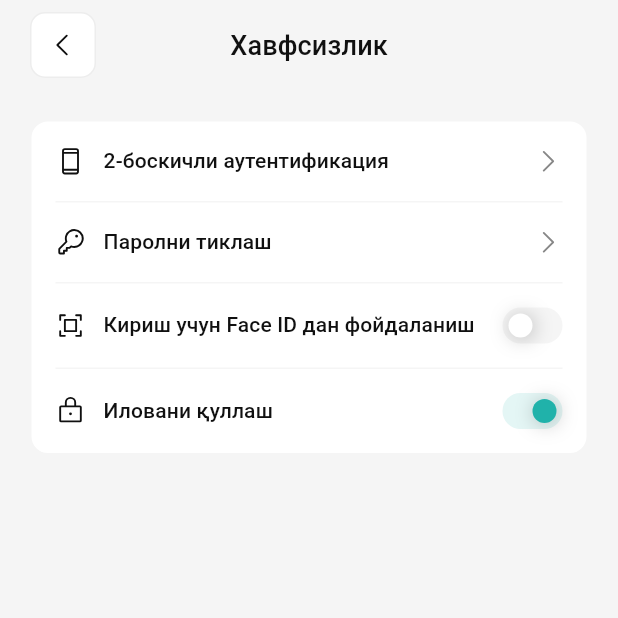
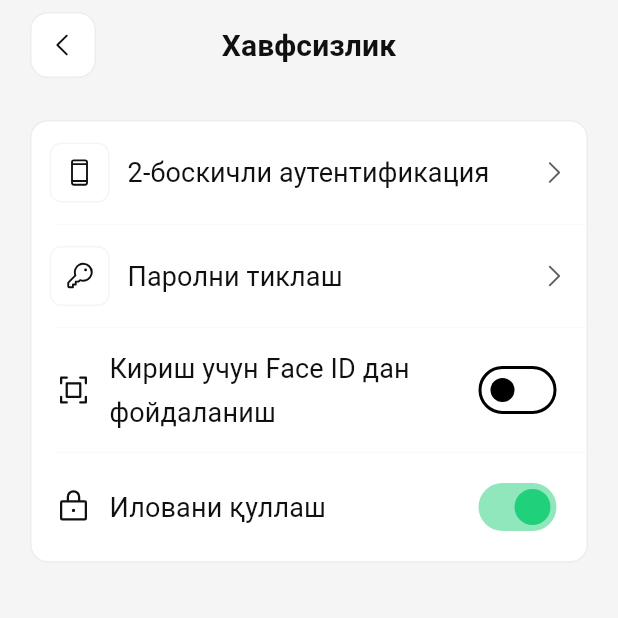
Before and after one commit to sarvarbeksoporboyev8-debug/mylex, a Flutter app: the SecurityScreen screen opened by its route, on a phone screen of 412 x 824 dp, the top half of it. Run offline on Flutter 3.47's test engine with Material 3 defaults, Android fonts, the phone set to English and light mode, and no system bars; our stand-ins replace dio, flutter_animate, flutter_markdown, flutter_riverpod, flutter_secure_storage, freezed_annotation and 9 more; missing offline and left inert: syncfusion_flutter_pdfviewer, webview_flutter_android, webview_flutter_wkwebview; accounts and stored records are empty; generated files the repository leaves out were written again; network calls fail; Roboto replaces fonts that are missing (Onest).

Commit message:
Refactor security_screen.dart with reusable components and state management
Co-authored-by: sarvarbeksoporboyev8-debug <251588596+sarvarbeksoporboyev8-debug@users.noreply.github.com>

```diff
--- a/lib/features/settings/presentation/screens/security_screen.dart
+++ b/lib/features/settings/presentation/screens/security_screen.dart
@@ -5,38 +5,80 @@ import 'package:phosphor_flutter/phosphor_flutter.dart';
 import '../../../../core/routing/app_routes.dart';
 import '../../../../core/theme/app_colors.dart';
 import '../../../../core/theme/app_typography.dart';
+import '../../../../core/theme/spacing_tokens.dart';
 import '../../../../core/localization/app_strings.dart';
+import '../../domain/providers/settings_providers.dart';
+import '../widgets/settings_widgets.dart';
 
-class SecurityScreen extends ConsumerStatefulWidget {
+/// Security settings screen with proper state management
+///
+/// Fixes applied:
+/// - Issue #3: Replaced hardcoded dimensions with SpacingTokens
+/// - Issue #4: Removed Stack/Positioned, using proper Row layout
+/// - Issue #5: Optimized SafeArea usage
+/// - Issue #7: Using SpacingTokens for all spacing
+/// - Issue #9: Using Riverpod providers for state
+/// - Issue #12: Clean, maintainable code
+class SecurityScreen extends ConsumerWidget {
   const SecurityScreen({super.key});
 
   @override
-  ConsumerState<SecurityScreen> createState() => _SecurityScreenState();
-}
+  Widget build(BuildContext context, WidgetRef ref) {
+    final strings = ref.watch(stringsProvider);
+    final securitySettings = ref.watch(securitySettingsProvider);
+    final safeAreaPadding = MediaQuery.of(context).padding;
 
-class _SecurityScreenState extends ConsumerState<SecurityScreen> {
-  bool _faceIdEnabled = false;
-  bool _appLockEnabled = true;
-
-  @override
-  Widget build(BuildContext context) {
     return Scaffold(
       backgroundColor: AppColors.backgroundSecondary,
       body: SafeArea(
         child: Column(
           children: [
-            // Header - h-[60px], pb-[12px] pt-[8px] px-[20px]
-            _buildHeader(context),
-            // Content - single scroll area on app background
+            // Header
+            _buildHeader(context, strings),
+            // Content
             Expanded(
               child: SingleChildScrollView(
-                padding: const EdgeInsets.all(20),
+                padding: EdgeInsets.fromLTRB(
+                  SpacingTokens.spacing20,
+                  SpacingTokens.spacing20,
+                  SpacingTokens.spacing20,
+                  safeAreaPadding.bottom + SpacingTokens.spacing20,
+                ),
+                child: SettingsSection(
+                  padding: EdgeInsets.zero,
                   child: Column(
-                  crossAxisAlignment: CrossAxisAlignment.start,
                     children: [
-                    _buildSecurityCard(),
-                    const SizedBox(height: 80),
+                      SettingsMenuItem(
+                        icon: PhosphorIconsRegular.deviceMobile,
+                        title: strings.twoFactorAuthentication,
+                        onTap: () => context.push(AppRoutes.twoFactorChangeEmail),
+                      ),
+                      _buildDivider(),
+                      SettingsMenuItem(
+                        icon: PhosphorIconsRegular.key,
+                        title: strings.resetPassword,
+                        onTap: () => context.push(AppRoutes.forgotPassword),
+                      ),
+                      _buildDivider(),
+                      SecurityRow(
+                        icon: PhosphorIconsRegular.scan,
+                        title: strings.useFaceIdToLogin,
+                        value: securitySettings.faceIdEnabled,
+                        onChanged: (value) {
+                          ref.read(settingsProvider.notifier).toggleFaceId(value);
+                        },
+                      ),
+                      _buildDivider(),
+                      SecurityRow(
+                        icon: PhosphorIconsRegular.lock,
+                        title: strings.appLock,
+                        value: securitySettings.appLockEnabled,
+                        onChanged: (value) {
+                          ref.read(settingsProvider.notifier).toggleAppLock(value);
+                        },
+                      ),
                     ],
+                  ),
                 ),
               ),
             ),
@@ -46,24 +88,27 @@ class _SecurityScreenState extends ConsumerState<SecurityScreen> {
     );
   }
 
-  Widget _buildHeader(BuildContext context) {
-    return SizedBox(
-      height: 60,
-      child: Padding(
-        padding: const EdgeInsets.symmetric(horizontal: 20),
-        child: Stack(
-          alignment: Alignment.center,
+  Widget _buildHeader(BuildContext context, AppStrings strings) {
+    return Container(
+      constraints: const BoxConstraints(
+        minHeight: SpacingTokens.spacing60,
+      ),
+      padding: EdgeInsets.symmetric(
+        horizontal: SpacingTokens.spacing20,
+        vertical: SpacingTokens.spacing8,
+      ),
+      child: Row(
         children: [
-            Align(
-              alignment: Alignment.centerLeft,
-              child: GestureDetector(
+          // Back button
+          GestureDetector(
             onTap: () => context.pop(),
+            behavior: HitTestBehavior.opaque,
             child: Container(
-                  width: 44,
-                  height: 44,
+              width: SpacingTokens.spacing44,
+              height: SpacingTokens.spacing44,
               decoration: BoxDecoration(
                 border: Border.all(color: const Color(0xFFEDEDED)),
-                    borderRadius: BorderRadius.circular(10),
+                borderRadius: SpacingTokens.borderRadius12,
                 color: Colors.white,
               ),
               child: const Icon(
@@ -73,161 +118,30 @@ class _SecurityScreenState extends ConsumerState<SecurityScreen> {
               ),
             ),
           ),
+          SpacingTokens.gapH12,
+          // Title
+          Expanded(
+            child: Text(
+              strings.security,
+              style: AppTypography.titleMedium.copyWith(
+                color: const Color(0xFF101010),
               ),
-            Text(
-              ref.watch(stringsProvider).security,
-              style: const TextStyle(
-                fontFamily: 'Onest',
-                fontWeight: FontWeight.w500,
-                fontSize: 18,
-                height: 1.5,
-                color: Color(0xFF101010),
+              textAlign: TextAlign.center,
             ),
           ),
-          ],
-        ),
-      ),
-    );
-  }
-
-  Widget _buildSecurityCard() {
-    final strings = ref.watch(stringsProvider);
-    return Container(
-      decoration: BoxDecoration(
-        color: Colors.white,
-        borderRadius: BorderRadius.circular(12),
-        border: Border.all(color: const Color(0xFFF5F5F5)),
-      ),
-      child: Column(
-        children: [
-          _buildSecurityRow(
-            icon: PhosphorIconsRegular.deviceMobile,
-            label: strings.twoFactorAuthentication,
-            trailing: const Icon(
-              PhosphorIconsRegular.caretRight,
-              size: 20,
-              color: Color(0xFF878787),
-            ),
-            onTap: () {
-              context.push(AppRoutes.twoFactorChangeEmail);
-            },
-          ),
-          _buildDivider(),
-          _buildSecurityRow(
-            icon: PhosphorIconsRegular.key,
-            label: strings.resetPassword,
-            trailing: const Icon(
-              PhosphorIconsRegular.caretRight,
-              size: 20,
-              color: Color(0xFF878787),
-            ),
-            onTap: () {
-              context.push(AppRoutes.forgotPassword);
-            },
-          ),
-          _buildDivider(),
-          _buildSecurityRow(
-            icon: PhosphorIconsRegular.scan,
-            label: strings.useFaceIdToLogin,
-            trailing: _buildToggle(_faceIdEnabled, (value) {
-              setState(() => _faceIdEnabled = value);
-            }),
-          ),
-          _buildDivider(),
-          _buildSecurityRow(
-            icon: PhosphorIconsRegular.lock,
-            label: strings.appLock,
-            trailing: _buildToggle(_appLockEnabled, (value) {
-              setState(() => _appLockEnabled = value);
-            }),
-          ),
+          // Spacer to balance the back button
+          SizedBox(width: SpacingTokens.spacing44 + SpacingTokens.spacing12),
         ],
       ),
     );
   }
 
-  Widget _buildSecurityRow({
-    required IconData icon,
-    required String label,
-    Widget? trailing,
-    VoidCallback? onTap,
-  }) {
-    return InkWell(
-      onTap: onTap,
-      child: Container(
-        padding: const EdgeInsets.all(16),
-        child: Row(
-          children: [
-            Icon(
-              icon,
-              size: 20,
-              color: const Color(0xFF101010),
-            ),
-            const SizedBox(width: 12),
-            Expanded(
-              child: Text(
-                label,
-                style: TextStyle(
-                  fontFamily: 'Onest',
-                  fontWeight: FontWeight.w500,
-                  fontSize: 14,
-                  height: 1.5,
-                  color: const Color(0xFF101010),
-                ),
-              ),
-            ),
-            if (trailing != null) trailing,
-          ],
-        ),
-      ),
-    );
-  }
-
   Widget _buildDivider() {
-    return Container(
+    return const Divider(
       height: 1,
-      color: const Color(0xFFF5F5F5),
-      margin: const EdgeInsets.symmetric(horizontal: 16),
-    );
-  }
-
-  Widget _buildToggle(bool value, ValueChanged<bool> onChanged) {
-    return GestureDetector(
-      onTap: () => onChanged(!value),
-      child: Container(
-        width: 40,
-        height: 24,
-        padding: const EdgeInsets.all(4),
-        decoration: BoxDecoration(
-          color: value ? AppColors.accent.withOpacity(0.12) : const Color(0xFFF5F5F5),
-          borderRadius: BorderRadius.circular(100),
-        ),
-        child: Stack(
-          children: [
-            AnimatedPositioned(
-              duration: const Duration(milliseconds: 200),
-              curve: Curves.easeInOut,
-              left: value ? 16 : 0,
-              right: value ? 0 : 16,
-              child: Container(
-                width: 16,
-                height: 16,
-                decoration: BoxDecoration(
-                  color: value ? AppColors.accent : Colors.white,
-                  shape: BoxShape.circle,
-                  boxShadow: [
-                    BoxShadow(
-                      color: Colors.black.withOpacity(0.25),
-                      blurRadius: 10.5,
-                      offset: const Offset(1, 1),
-                    ),
-                  ],
-                ),
-              ),
-            ),
-          ],
-        ),
-      ),
+      thickness: 0.5,
+      indent: SpacingTokens.spacing16,
+      color: Color(0xFFF5F5F5),
     );
   }
 }
```
Lines whose indentation alone changed are shown as unchanged.
